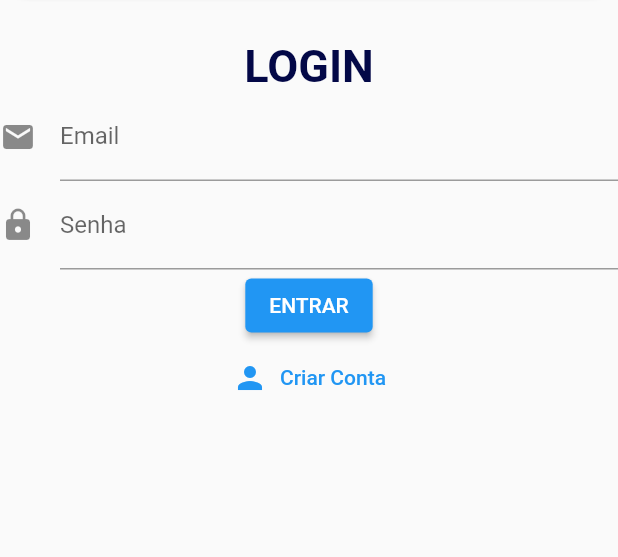
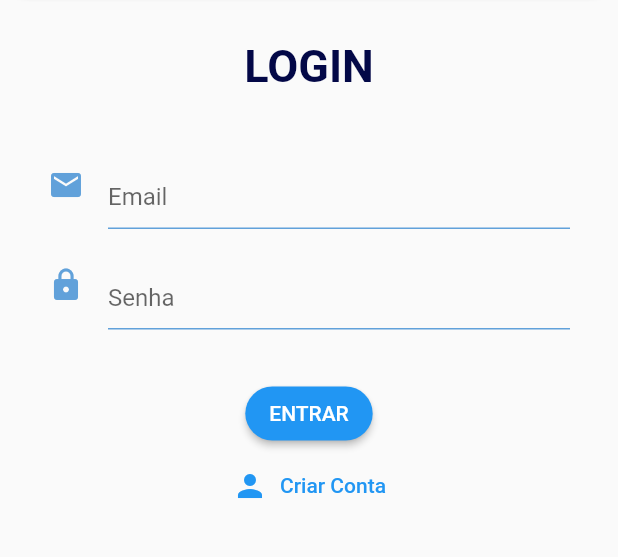
Before and after one commit to JeanFG86/survey_flutter, a Flutter app: the screen it shows after launch, on a phone screen of 412 x 824 dp, the part 368-925 px from its top. Run offline on Flutter 3.47's test engine with Material 2 defaults, Android fonts, the phone set to English and light mode, and no system bars.

Commit message:
create login header component

```diff
--- a/lib/ui/components/app.dart
+++ b/lib/ui/components/app.dart
@@ -16,13 +16,18 @@ class App extends StatelessWidget {
       title: 'Survey',
       debugShowCheckedModeBanner: false,
       theme: theme.copyWith(
-          primaryColor: primaryColor,
-          primaryColorDark: primaryColorDark,
-          primaryColorLight: primaryColorLight,
-          colorScheme: theme.colorScheme.copyWith(secondary: primaryColor),
-          backgroundColor: Colors.white,
-          textTheme: const TextTheme(
-              headline1: TextStyle(fontSize: 30, fontWeight: FontWeight.bold, color: primaryColorDark))),
+        primaryColor: primaryColor,
+        primaryColorDark: primaryColorDark,
+        primaryColorLight: primaryColorLight,
+        colorScheme: theme.colorScheme.copyWith(secondary: primaryColor),
+        backgroundColor: Colors.white,
+        textTheme:
+            const TextTheme(headline1: TextStyle(fontSize: 30, fontWeight: FontWeight.bold, color: primaryColorDark)),
+        inputDecorationTheme: const InputDecorationTheme(
+            enabledBorder: UnderlineInputBorder(borderSide: BorderSide(color: primaryColorLight)),
+            focusedBorder: UnderlineInputBorder(borderSide: BorderSide(color: primaryColor)),
+            alignLabelWithHint: true),
+      ),
       home: const LoginPage(),
     );
   }
--- a/lib/ui/components/components.dart
+++ b/lib/ui/components/components.dart
@@ -1 +1,2 @@
 export './app.dart';
+export './login_header.dart';
--- /dev/null
+++ b/lib/ui/components/login_header.dart
@@ -0,0 +1,24 @@
+import 'package:flutter/material.dart';
+
+class LoginHeader extends StatelessWidget {
+  const LoginHeader({
+    Key? key,
+  }) : super(key: key);
+
+  @override
+  Widget build(BuildContext context) {
+    return Container(
+      height: 240,
+      margin: const EdgeInsets.only(bottom: 32),
+      decoration: BoxDecoration(
+          gradient: LinearGradient(
+              begin: Alignment.topRight,
+              end: Alignment.bottomLeft,
+              colors: [Theme.of(context).primaryColorLight, Theme.of(context).primaryColorDark]),
+          boxShadow: const [BoxShadow(offset: Offset(0, 0), spreadRadius: 0, blurRadius: 4, color: Colors.black)],
+          borderRadius:
+              const BorderRadius.only(bottomLeft: Radius.elliptical(20, 20), bottomRight: Radius.elliptical(20, 20))),
+      child: const Image(image: AssetImage('lib/ui/assets/logo.png')),
+    );
+  }
+}
--- a/lib/ui/pages/login_page.dart
+++ b/lib/ui/pages/login_page.dart
@@ -1,4 +1,6 @@
 import 'package:flutter/material.dart';
+
+import '../components/components.dart';
 
 class LoginPage extends StatelessWidget {
   const LoginPage({Key? key}) : super(key: key);
@@ -8,39 +10,45 @@ class LoginPage extends StatelessWidget {
     return Scaffold(
       body: SingleChildScrollView(
         child: Column(crossAxisAlignment: CrossAxisAlignment.stretch, children: [
-          Container(
-            height: 240,
-            margin: const EdgeInsets.only(bottom: 32),
-            decoration: BoxDecoration(
-                gradient: LinearGradient(
-                    begin: Alignment.topRight,
-                    end: Alignment.bottomLeft,
-                    colors: [Theme.of(context).primaryColorLight, Theme.of(context).primaryColorDark]),
-                boxShadow: const [BoxShadow(offset: Offset(0, 0), spreadRadius: 0, blurRadius: 4, color: Colors.black)],
-                borderRadius: const BorderRadius.only(
-                    bottomLeft: Radius.elliptical(20, 20), bottomRight: Radius.elliptical(20, 20))),
-            child: const Image(image: AssetImage('lib/ui/assets/logo.png')),
-          ),
+          const LoginHeader(),
           Text(
             'Login'.toUpperCase(),
             textAlign: TextAlign.center,
             style: Theme.of(context).textTheme.headline1,
           ),
-          Form(
+          Padding(
+            padding: const EdgeInsets.all(32),
+            child: Form(
                 child: Column(
               children: [
                 TextFormField(
-                decoration: const InputDecoration(labelText: 'Email', icon: Icon(Icons.email)),
+                  decoration: InputDecoration(
+                      labelText: 'Email',
+                      icon: Icon(
+                        Icons.email,
+                        color: Theme.of(context).primaryColorLight,
+                      )),
                   keyboardType: TextInputType.emailAddress,
                 ),
-              TextFormField(
-                decoration: const InputDecoration(labelText: 'Senha', icon: Icon(Icons.lock)),
+                Padding(
+                  padding: const EdgeInsets.only(top: 8, bottom: 32),
+                  child: TextFormField(
+                    decoration: InputDecoration(
+                        labelText: 'Senha', icon: Icon(Icons.lock, color: Theme.of(context).primaryColorLight)),
                     obscureText: true,
                   ),
-              ElevatedButton(onPressed: () {}, child: Text('Entrar'.toUpperCase())),
+                ),
+                ElevatedButton(
+                  onPressed: () {},
+                  style: ButtonStyle(
+                      shape:
+                          MaterialStateProperty.all(RoundedRectangleBorder(borderRadius: BorderRadius.circular(18.0)))),
+                  child: Text('Entrar'.toUpperCase()),
+                ),
                 TextButton.icon(onPressed: () {}, icon: const Icon(Icons.person), label: const Text('Criar Conta'))
               ],
-          ))
+            )),
+          )
         ]),
       ),
     );
```
Lines whose indentation alone changed are shown as unchanged.
